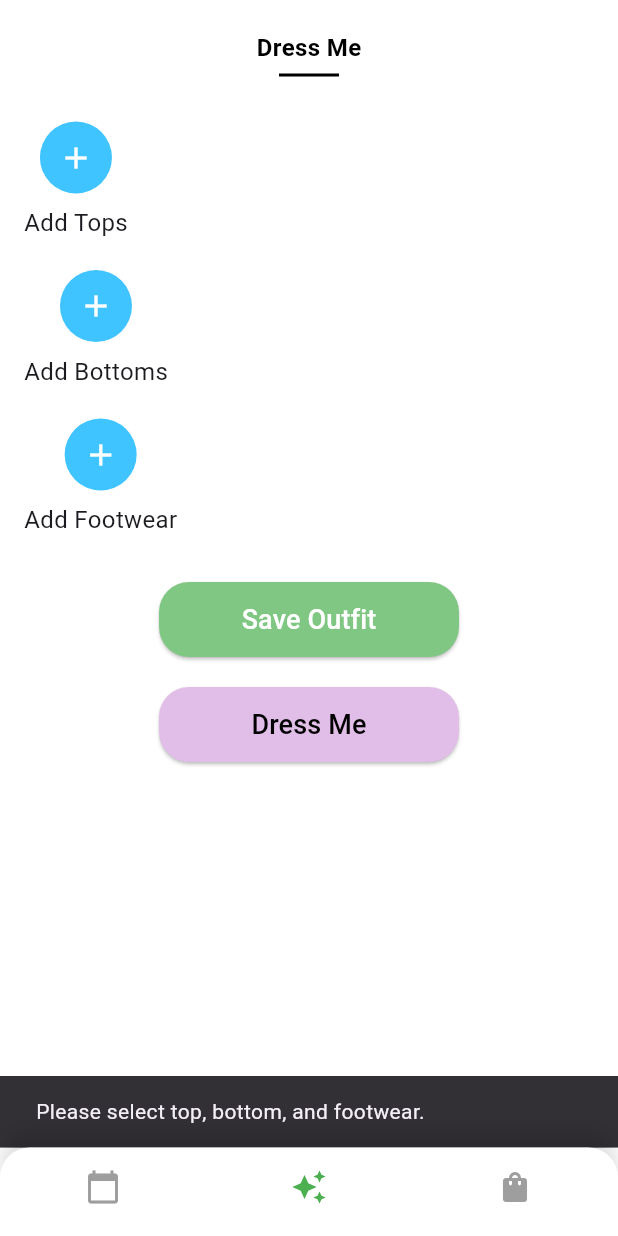
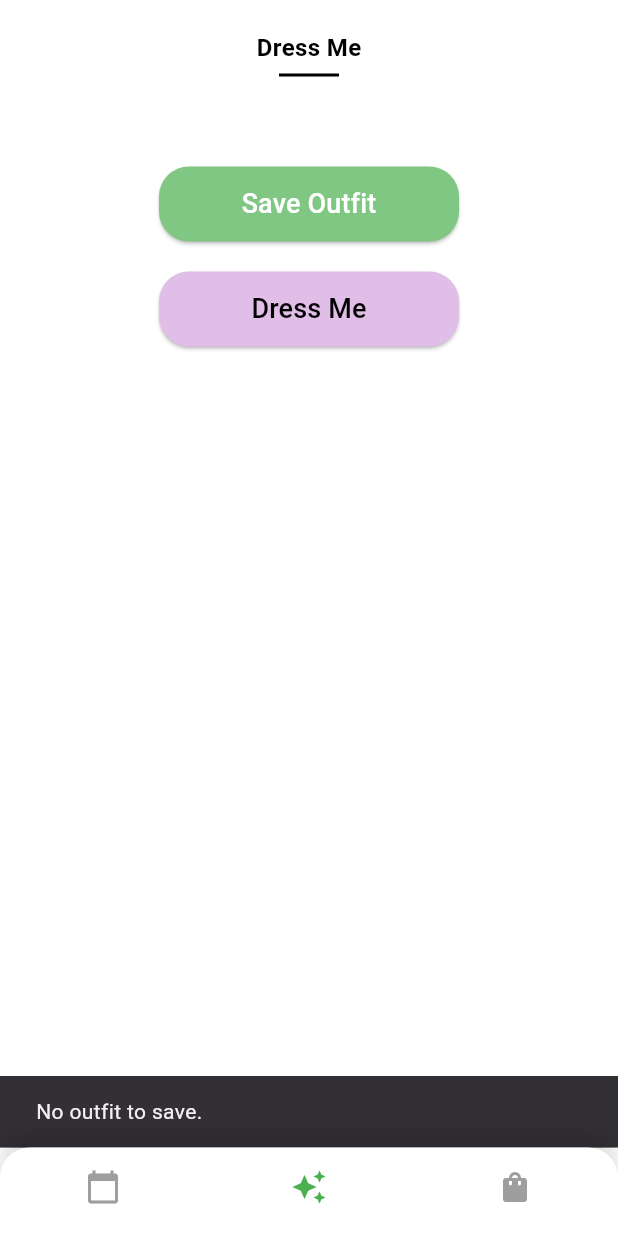
Before and after one commit to UsmanRasool7/Digital-Wardrobe, a Flutter app: the screen it shows once a user with an empty profile is signed in, item 2 of the bottom bar chosen, after a tap on "Save Outfit", on a phone screen of 412 x 824 dp. Run offline on Flutter 3.47's test engine with Material 3 defaults, Android fonts, the phone set to English and light mode, and no system bars; our stand-ins replace cached_network_image, cloud_firestore, firebase_auth, firebase_core, firebase_storage, image_picker; accounts and stored records are empty.

Commit message:
DressMe UI Fixed

```diff
--- a/lib/screens/styling.dart
+++ b/lib/screens/styling.dart
@@ -21,6 +21,8 @@ class StylingPage extends StatefulWidget {
 class _StylingPageState extends State<StylingPage> {
   int _currentIndex = 1;
   int _selectedTab = 0;
+  int _currentOutfitIndex = 0;
+
   final List<String> _tabs = ['Dress Me'];
   final ClothingItemRepository _clothingRepo = ClothingItemRepository();
   final OutfitHistoryRepository _historyRepo = OutfitHistoryRepository();
@@ -36,6 +38,13 @@ class _StylingPageState extends State<StylingPage> {
   ClothingItemModel? _selectedShoes;
 
   double? _currentTemperature;
+
+  int get _totalOutfits => [
+    _recommendedTops.length,
+    _recommendedBottoms.length,
+    _recommendedShoes.length,
+  ].reduce((a, b) => a < b ? a : b); // Get smallest list length
+
 
   Future<void> _fetchCurrentTemperature(String cityName) async {
     const apiKey = '94abe65ce4454ca00732e54f17071b2e'; // Replace with your OpenWeatherMap API key
@@ -102,28 +111,32 @@ class _StylingPageState extends State<StylingPage> {
               const SizedBox(height: 30),
 
               if (_selectedTab == 0) ...[
-                _buildAddItem('Add Tops'),
-                _buildClothingList(
-                  _recommendedTops,
-                  _selectedTop,
-                      (itm) => _selectedTop = itm,
-                ),
-                const SizedBox(height: 20),
 
-                _buildAddItem('Add Bottoms'),
-                _buildClothingList(
-                  _recommendedBottoms,
-                  _selectedBottom,
-                      (itm) => _selectedBottom = itm,
-                ),
-                const SizedBox(height: 20),
-
-                _buildAddItem('Add Footwear'),
-                _buildClothingList(
-                  _recommendedShoes,
-                  _selectedShoes,
-                      (itm) => _selectedShoes = itm,
-                ),
+                _buildOutfitViewer(),
+                // _buildAddItem('Add Tops'),
+                //
+                //
+                // (
+                //   _recommendedTops,
+                //   _selectedTop,
+                //       (itm) => _selectedTop = itm,
+                // ),
+                // const SizedBox(height: 20),
+                //
+                // _buildAddItem('Add Bottoms'),
+                // _buildClothingList(
+                //   _recommendedBottoms,
+                //   _selectedBottom,
+                //       (itm) => _selectedBottom = itm,
+                // ),
+                // const SizedBox(height: 20),
+                //
+                // _buildAddItem('Add Footwear'),
+                // _buildClothingList(
+                //   _recommendedShoes,
+                //   _selectedShoes,
+                //       (itm) => _selectedShoes = itm,
+                // ),
                 const SizedBox(height: 30),
 
                 // Save Outfit Button
@@ -185,13 +198,69 @@ class _StylingPageState extends State<StylingPage> {
     );
   }
 
+  // Future<void> _saveOutfit() async {
+  //   if (_selectedTop == null || _selectedBottom == null || _selectedShoes == null) {
+  //     ScaffoldMessenger.of(context).showSnackBar(
+  //       const SnackBar(content: Text('Please select top, bottom, and footwear.')),
+  //     );
+  //     return;
+  //   }
+  //
+  //   final user = FirebaseAuth.instance.currentUser!;
+  //   final now = DateTime.now();
+  //
+  //   final history = OutfitHistory(
+  //     id: '', // Firestore will assign
+  //     userId: user.uid,
+  //     createdAt: now,
+  //     top: ClothingItem(
+  //       itemId: _selectedTop!.id,
+  //       colorTag: _selectedTop!.colorTag ?? '',
+  //       fitTag: _selectedTop!.fitTag ?? '',
+  //     ),
+  //     bottom: ClothingItem(
+  //       itemId: _selectedBottom!.id,
+  //       colorTag: _selectedBottom!.colorTag ?? '',
+  //       fitTag: _selectedBottom!.fitTag ?? '',
+  //     ),
+  //     foot: ClothingItem(
+  //       itemId: _selectedShoes!.id,
+  //       colorTag: _selectedShoes!.colorTag ?? '',
+  //       fitTag: _selectedShoes!.fitTag ?? '',
+  //     ),
+  //   );
+  //
+  //   try {
+  //     await _historyRepo.addOutfitHistory(history);
+  //     ScaffoldMessenger.of(context).showSnackBar(
+  //       const SnackBar(content: Text('Outfit saved successfully!')),
+  //     );
+  //     // reset selections and recommendations to "reload" page
+  //     setState(() {
+  //       _selectedTop = null;
+  //       _selectedBottom = null;
+  //       _selectedShoes = null;
+  //       _recommendedTops = [];
+  //       _recommendedBottoms = [];
+  //       _recommendedShoes = [];
+  //     });
+  //   } catch (e) {
+  //     ScaffoldMessenger.of(context).showSnackBar(
+  //       SnackBar(content: Text('Error saving outfit: \$e')),
+  //     );
+  //   }
+  // }
   Future<void> _saveOutfit() async {
-    if (_selectedTop == null || _selectedBottom == null || _selectedShoes == null) {
+    if (_currentOutfitIndex >= _totalOutfits) {
       ScaffoldMessenger.of(context).showSnackBar(
-        const SnackBar(content: Text('Please select top, bottom, and footwear.')),
+        const SnackBar(content: Text('No outfit to save.')),
       );
       return;
     }
+
+    final top = _recommendedTops[_currentOutfitIndex];
+    final bottom = _recommendedBottoms[_currentOutfitIndex];
+    final shoes = _recommendedShoes[_currentOutfitIndex];
 
     final user = FirebaseAuth.instance.currentUser!;
     final now = DateTime.now();
@@ -201,19 +270,19 @@ class _StylingPageState extends State<StylingPage> {
       userId: user.uid,
       createdAt: now,
       top: ClothingItem(
-        itemId: _selectedTop!.id,
-        colorTag: _selectedTop!.colorTag ?? '',
-        fitTag: _selectedTop!.fitTag ?? '',
+        itemId: top.id,
+        colorTag: top.colorTag ?? '',
+        fitTag: top.fitTag ?? '',
       ),
       bottom: ClothingItem(
-        itemId: _selectedBottom!.id,
-        colorTag: _selectedBottom!.colorTag ?? '',
-        fitTag: _selectedBottom!.fitTag ?? '',
+        itemId: bottom.id,
+        colorTag: bottom.colorTag ?? '',
+        fitTag: bottom.fitTag ?? '',
       ),
       foot: ClothingItem(
-        itemId: _selectedShoes!.id,
-        colorTag: _selectedShoes!.colorTag ?? '',
-        fitTag: _selectedShoes!.fitTag ?? '',
+        itemId: shoes.id,
+        colorTag: shoes.colorTag ?? '',
+        fitTag: shoes.fitTag ?? '',
       ),
     );
 
@@ -222,60 +291,75 @@ class _StylingPageState extends State<StylingPage> {
       ScaffoldMessenger.of(context).showSnackBar(
         const SnackBar(content: Text('Outfit saved successfully!')),
       );
-      // reset selections and recommendations to "reload" page
-      setState(() {
-        _selectedTop = null;
-        _selectedBottom = null;
-        _selectedShoes = null;
-        _recommendedTops = [];
-        _recommendedBottoms = [];
-        _recommendedShoes = [];
-      });
     } catch (e) {
       ScaffoldMessenger.of(context).showSnackBar(
-        SnackBar(content: Text('Error saving outfit: \$e')),
+        SnackBar(content: Text('Error saving outfit: $e')),
       );
     }
   }
 
   /// Builds a selectable list. onSelected just assigns the model;
   /// we call setState here so that the highlight updates instantly.
-  Widget _buildClothingList(
-      List<ClothingItemModel> items,
-      ClothingItemModel? selectedItem,
-      void Function(ClothingItemModel) onSelected,
-      ) {
-    if (items.isEmpty) return const SizedBox.shrink();
-    return Padding(
-      padding: const EdgeInsets.all(8),
-      child: Wrap(
-        spacing: 10,
-        runSpacing: 10,
-        children: items.map((item) {
-          final isSel = item == selectedItem;
-          return Material(
-            shape: RoundedRectangleBorder(
-              borderRadius: BorderRadius.circular(10),
-              side: BorderSide(
-                color: isSel ? Colors.blueAccent : Colors.transparent,
-                width: 3,
+  Widget _buildOutfitViewer() {
+    if (_totalOutfits == 0) return const SizedBox.shrink();
+
+    final isAtAddScreen = _currentOutfitIndex == _totalOutfits;
+
+    return Column(
+      children: [
+        if (!isAtAddScreen)
+          Row(
+            mainAxisAlignment: MainAxisAlignment.spaceAround,
+            children: [
+              _buildImageWidget(_recommendedTops[_currentOutfitIndex].imageUrl),
+              _buildImageWidget(_recommendedBottoms[_currentOutfitIndex].imageUrl),
+              _buildImageWidget(_recommendedShoes[_currentOutfitIndex].imageUrl),
+            ],
+          )
+        else
+          Column(
+            children: [
+              ElevatedButton(
+                onPressed: ()=>{},//_addTop
+                child: const Text('Add Top'),
               ),
+              ElevatedButton(
+                onPressed: ()=>{},//_addBottom,
+                child: const Text('Add Bottom'),
+              ),
+              ElevatedButton(
+                onPressed: ()=>{},//_addFootwear,
+                child: const Text('Add Footwear'),
+              ),
+            ],
+          ),
+        const SizedBox(height: 20),
+        Row(
+          mainAxisAlignment: MainAxisAlignment.center,
+          children: [
+            IconButton(
+              icon: const Icon(Icons.arrow_left, size: 40),
+              onPressed: _currentOutfitIndex > 0
+                  ? () => setState(() => _currentOutfitIndex--)
+                  : null,
             ),
-            child: InkWell(
-              borderRadius: BorderRadius.circular(10),
-              onTap: () {
-                setState(() { onSelected(item); });
-              },
-              child: ClipRRect(
-                borderRadius: BorderRadius.circular(7),
-                child: _buildImageWidget(item.imageUrl),
-              ),
+            Text(
+              isAtAddScreen
+                  ? 'Add a new outfit'
+                  : 'Outfit ${_currentOutfitIndex + 1} of $_totalOutfits',
             ),
-          );
-        }).toList(),
-      ),
+            IconButton(
+              icon: const Icon(Icons.arrow_right, size: 40),
+              onPressed: _currentOutfitIndex < _totalOutfits
+                  ? () => setState(() => _currentOutfitIndex++)
+                  : null,
+            ),
+          ],
+        ),
+      ],
     );
   }
+
 
   Widget _buildImageWidget(String url) {
     if (url.isEmpty) {
```
